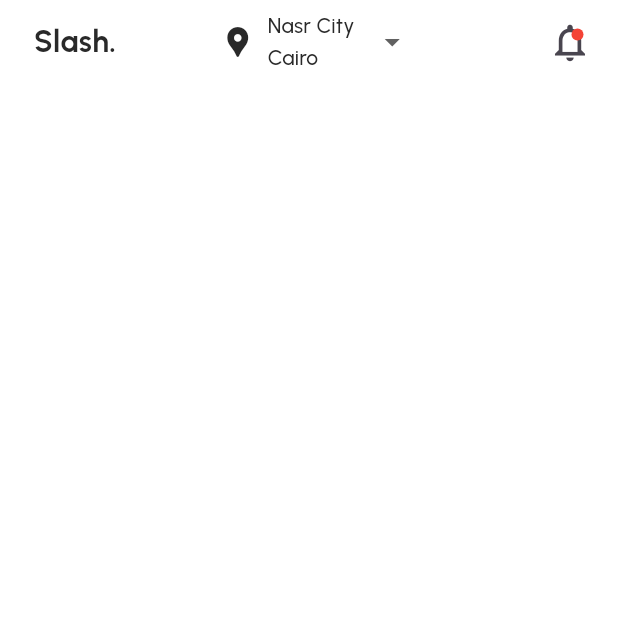
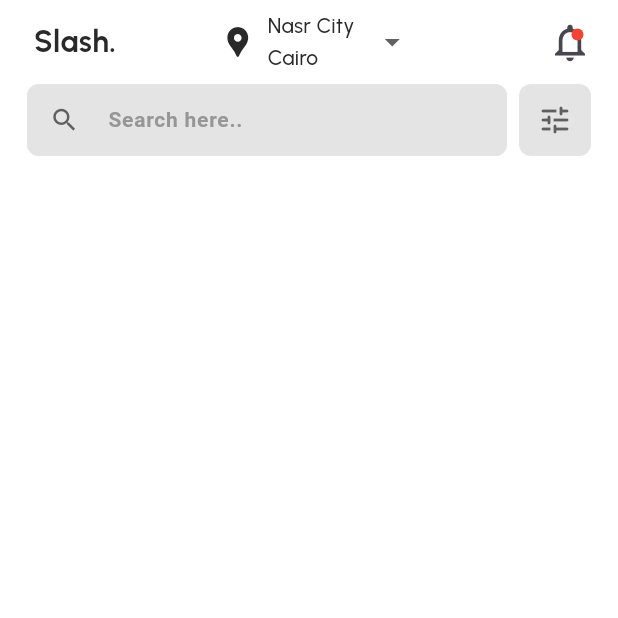
Before and after one commit to Shehab611/slash_app, a Flutter app: the screen it shows after launch, on a phone screen of 412 x 824 dp, the top half of it. Run offline on Flutter 3.47's test engine with Material 3 defaults, Android fonts, the phone set to English and light mode, and no system bars; our stand-ins replace equatable, get_it, google_fonts.

Commit message:
add search bar widget

```diff
--- a/lib/features/home_page/presentation/views/home_screen.dart
+++ b/lib/features/home_page/presentation/views/home_screen.dart
@@ -1,5 +1,6 @@
 import 'package:flutter/material.dart';
 import 'package:slash_app/features/home_page/presentation/widgets/app_bar.dart';
+import 'package:slash_app/features/home_page/presentation/widgets/search_bar.dart';
 
 class HomeScreen extends StatelessWidget {
   const HomeScreen({super.key});
@@ -8,6 +9,14 @@ class HomeScreen extends StatelessWidget {
   Widget build(BuildContext context) {
     return const Scaffold(
       appBar: AppDefaultAppBar(),
+      body: SingleChildScrollView(
+        child: Padding(
+          padding: EdgeInsets.symmetric(horizontal: 18),
+          child: Column(
+            children: [AppSearchBar()],
+          ),
+        ),
+      ),
     );
   }
 }
--- /dev/null
+++ b/lib/features/home_page/presentation/widgets/search_bar.dart
@@ -0,0 +1,36 @@
+import 'package:flutter/material.dart';
+import 'package:slash_app/core/components/custom_components/custom_text_field.dart';
+import 'package:slash_app/core/utils/design_utils/app_theme.dart';
+
+class AppSearchBar extends StatelessWidget {
+  const AppSearchBar({super.key});
+
+  @override
+  Widget build(BuildContext context) {
+    return Row(
+      children: [
+        const Expanded(
+          child: CustomTextField(
+            hintText: 'Search here..',
+            prefixIcon: Icons.search_outlined,
+          ),
+        ),
+        Padding(
+          padding: const EdgeInsets.only(left: 8.0),
+          child: Container(
+            decoration: BoxDecoration(
+              borderRadius: BorderRadius.circular(8),
+              color: AppColors.fillColor,
+            ),
+            child: IconButton(
+                onPressed: () {},
+                icon: const Icon(
+                  Icons.tune_rounded,
+                  color: AppColors.searchIconColor,
+                )),
+          ),
+        )
+      ],
+    );
+  }
+}
```
